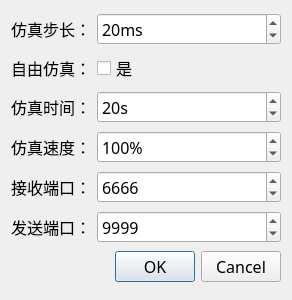
First picture: the form in AdminNode/SettingDialog.ui, repository xxzl0130/DarkNebula, before the edit.
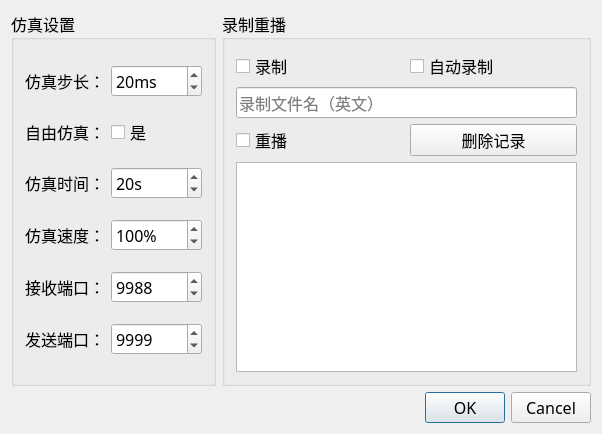
Second picture: the form after the edit.

```diff
--- a/AdminNode/SettingDialog.ui
+++ b/AdminNode/SettingDialog.ui
@@ -6,8 +6,8 @@
    <rect>
     <x>0</x>
     <y>0</y>
-    <width>292</width>
-    <height>300</height>
+    <width>602</width>
+    <height>434</height>
    </rect>
   </property>
   <property name="font">
@@ -20,10 +20,22 @@
    <string>仿真设置</string>
   </property>
   <layout class="QGridLayout" name="gridLayout">
-   <item row="0" column="1">
-    <widget class="QSpinBox" name="simStepSpinBox">
+   <item row="0" column="0" colspan="2">
+    <widget class="QGroupBox" name="groupBox">
+     <property name="sizePolicy">
+      <sizepolicy hsizetype="Expanding" vsizetype="Preferred">
+       <horstretch>0</horstretch>
+       <verstretch>0</verstretch>
+      </sizepolicy>
+     </property>
+     <property name="title">
+      <string>仿真设置</string>
+     </property>
+     <layout class="QGridLayout" name="gridLayout_2">
+      <item row="3" column="1">
+       <widget class="QSpinBox" name="simSpeedSpinBox">
      <property name="suffix">
-      <string>ms</string>
+         <string>%</string>
      </property>
      <property name="minimum">
       <number>1</number>
@@ -35,14 +47,26 @@
       <enum>QAbstractSpinBox::AdaptiveDecimalStepType</enum>
      </property>
      <property name="value">
-      <number>20</number>
+         <number>100</number>
      </property>
     </widget>
    </item>
-   <item row="2" column="0">
-    <widget class="QLabel" name="label_3">
-     <property name="text">
-      <string>仿真时间：</string>
+      <item row="2" column="1">
+       <widget class="QSpinBox" name="simTimeSpinBox">
+        <property name="suffix">
+         <string>s</string>
+        </property>
+        <property name="minimum">
+         <number>1</number>
+        </property>
+        <property name="maximum">
+         <number>1000000000</number>
+        </property>
+        <property name="stepType">
+         <enum>QAbstractSpinBox::AdaptiveDecimalStepType</enum>
+        </property>
+        <property name="value">
+         <number>20</number>
      </property>
     </widget>
    </item>
@@ -61,14 +85,7 @@
       <enum>QAbstractSpinBox::AdaptiveDecimalStepType</enum>
      </property>
      <property name="value">
-      <number>6666</number>
-     </property>
-    </widget>
-   </item>
-   <item row="4" column="0">
-    <widget class="QLabel" name="label_6">
-     <property name="text">
-      <string>接收端口：</string>
+         <number>9988</number>
      </property>
     </widget>
    </item>
@@ -79,6 +96,25 @@
      </property>
     </widget>
    </item>
+      <item row="0" column="1">
+       <widget class="QSpinBox" name="simStepSpinBox">
+        <property name="suffix">
+         <string>ms</string>
+        </property>
+        <property name="minimum">
+         <number>1</number>
+        </property>
+        <property name="maximum">
+         <number>1000</number>
+        </property>
+        <property name="stepType">
+         <enum>QAbstractSpinBox::AdaptiveDecimalStepType</enum>
+        </property>
+        <property name="value">
+         <number>20</number>
+        </property>
+       </widget>
+      </item>
    <item row="1" column="1">
     <widget class="QCheckBox" name="freeCheckBox">
      <property name="text">
@@ -86,22 +122,10 @@
      </property>
     </widget>
    </item>
-   <item row="3" column="1">
-    <widget class="QSpinBox" name="simSpeedSpinBox">
-     <property name="suffix">
-      <string>%</string>
-     </property>
-     <property name="minimum">
-      <number>1</number>
-     </property>
-     <property name="maximum">
-      <number>1000</number>
-     </property>
-     <property name="stepType">
-      <enum>QAbstractSpinBox::AdaptiveDecimalStepType</enum>
-     </property>
-     <property name="value">
-      <number>100</number>
+      <item row="4" column="0">
+       <widget class="QLabel" name="label_6">
+        <property name="text">
+         <string>接收端口：</string>
      </property>
     </widget>
    </item>
@@ -112,29 +136,10 @@
      </property>
     </widget>
    </item>
-   <item row="2" column="1">
-    <widget class="QSpinBox" name="simTimeSpinBox">
-     <property name="suffix">
-      <string>s</string>
-     </property>
-     <property name="minimum">
-      <number>1</number>
-     </property>
-     <property name="maximum">
-      <number>1000000000</number>
-     </property>
-     <property name="stepType">
-      <enum>QAbstractSpinBox::AdaptiveDecimalStepType</enum>
-     </property>
-     <property name="value">
-      <number>20</number>
-     </property>
-    </widget>
-   </item>
-   <item row="6" column="1">
-    <widget class="QDialogButtonBox" name="buttonBox">
-     <property name="standardButtons">
-      <set>QDialogButtonBox::Cancel|QDialogButtonBox::Ok</set>
+      <item row="2" column="0">
+       <widget class="QLabel" name="label_3">
+        <property name="text">
+         <string>仿真时间：</string>
      </property>
     </widget>
    </item>
@@ -168,6 +173,77 @@
      </property>
      <property name="value">
       <number>9999</number>
+        </property>
+       </widget>
+      </item>
+     </layout>
+    </widget>
+   </item>
+   <item row="0" column="2">
+    <widget class="QGroupBox" name="groupBox_2">
+     <property name="sizePolicy">
+      <sizepolicy hsizetype="Expanding" vsizetype="Preferred">
+       <horstretch>0</horstretch>
+       <verstretch>0</verstretch>
+      </sizepolicy>
+     </property>
+     <property name="title">
+      <string>录制重播</string>
+     </property>
+     <layout class="QGridLayout" name="gridLayout_3">
+      <item row="2" column="0">
+       <layout class="QHBoxLayout" name="horizontalLayout_2">
+        <item>
+         <widget class="QCheckBox" name="recordCheckBox">
+          <property name="text">
+           <string>录制</string>
+          </property>
+         </widget>
+        </item>
+        <item>
+         <widget class="QCheckBox" name="autoRecordCheckBox">
+          <property name="text">
+           <string>自动录制</string>
+          </property>
+         </widget>
+        </item>
+       </layout>
+      </item>
+      <item row="6" column="0">
+       <widget class="QListWidget" name="recordList"/>
+      </item>
+      <item row="4" column="0">
+       <layout class="QHBoxLayout" name="horizontalLayout">
+        <item>
+         <widget class="QCheckBox" name="replayCheckBox">
+          <property name="text">
+           <string>重播</string>
+          </property>
+         </widget>
+        </item>
+        <item>
+         <widget class="QPushButton" name="delRecordPushButton">
+          <property name="text">
+           <string>删除记录</string>
+          </property>
+         </widget>
+        </item>
+       </layout>
+      </item>
+      <item row="3" column="0">
+       <widget class="QLineEdit" name="recordNameLineEdit">
+        <property name="placeholderText">
+         <string>录制文件名（英文）</string>
+        </property>
+       </widget>
+      </item>
+     </layout>
+    </widget>
+   </item>
+   <item row="1" column="2">
+    <widget class="QDialogButtonBox" name="buttonBox">
+     <property name="standardButtons">
+      <set>QDialogButtonBox::Cancel|QDialogButtonBox::Ok</set>
      </property>
     </widget>
    </item>
```
Lines whose indentation alone changed are shown as unchanged.
